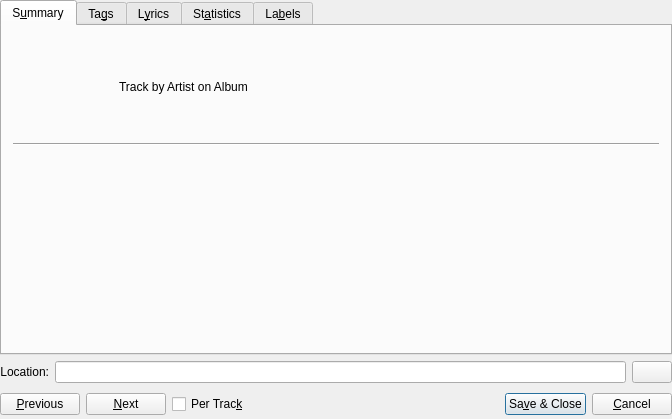
Qt form src/dialogs/TagDialogBase.ui (netrunner-debian-kde-extras/amarok) before a commit.
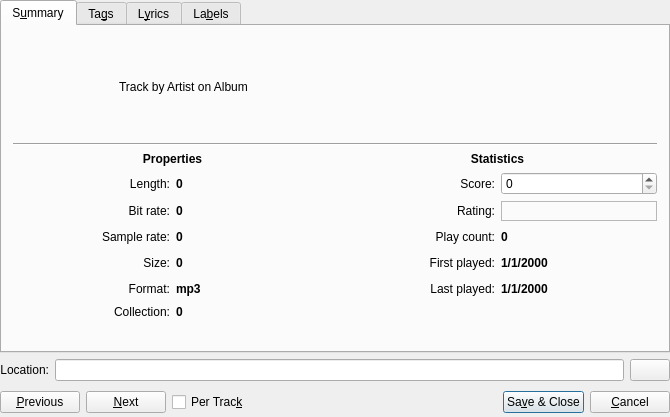
The same form after that commit. The open tabs and pages were chosen to show the change. Custom widgets are drawn as their Qt base class.

What changed in the file:
```diff
--- a/src/dialogs/TagDialogBase.ui
+++ b/src/dialogs/TagDialogBase.ui
@@ -6,8 +6,8 @@
    <rect>
     <x>0</x>
     <y>0</y>
-    <width>672</width>
-    <height>419</height>
+    <width>670</width>
+    <height>417</height>
    </rect>
   </property>
   <property name="sizePolicy">
@@ -37,9 +37,7 @@
         <attribute name="title">
          <string>S&amp;ummary</string>
         </attribute>
-        <layout class="QVBoxLayout" name="verticalLayout_7">
-         <item>
-          <layout class="QVBoxLayout" name="verticalLayout_4">
+        <layout class="QVBoxLayout" name="verticalLayout_2">
            <item>
             <layout class="QHBoxLayout" name="horizontalLayout">
              <item>
@@ -102,52 +100,451 @@
             </widget>
            </item>
            <item>
-            <widget class="QLabel" name="summaryLabel">
+          <layout class="QGridLayout" name="gridLayout">
+           <item row="0" column="0" colspan="2">
+            <widget class="QLabel" name="leftHeaderLabel">
+             <property name="sizePolicy">
+              <sizepolicy hsizetype="Preferred" vsizetype="Preferred">
+               <horstretch>1</horstretch>
+               <verstretch>0</verstretch>
+              </sizepolicy>
+             </property>
+             <property name="font">
+              <font>
+               <weight>75</weight>
+               <bold>true</bold>
+              </font>
+             </property>
              <property name="text">
+              <string>Properties</string>
+             </property>
+             <property name="alignment">
+              <set>Qt::AlignCenter</set>
+             </property>
+             <property name="wordWrap">
+              <bool>false</bool>
+             </property>
+            </widget>
+           </item>
+           <item row="0" column="2" colspan="2">
+            <widget class="QLabel" name="rightHeaderLabel">
+             <property name="sizePolicy">
+              <sizepolicy hsizetype="Preferred" vsizetype="Preferred">
+               <horstretch>1</horstretch>
+               <verstretch>0</verstretch>
+              </sizepolicy>
+             </property>
+             <property name="font">
+              <font>
+               <weight>75</weight>
+               <bold>true</bold>
+              </font>
+             </property>
+             <property name="text">
+              <string>Statistics</string>
+             </property>
+             <property name="alignment">
+              <set>Qt::AlignCenter</set>
+             </property>
+             <property name="wordWrap">
+              <bool>false</bool>
+             </property>
+            </widget>
+           </item>
+           <item row="1" column="0">
+            <widget class="QLabel" name="lenghtLabel">
+             <property name="text">
+              <string>Length:</string>
+             </property>
+             <property name="alignment">
+              <set>Qt::AlignRight|Qt::AlignTrailing|Qt::AlignVCenter</set>
+             </property>
+             <property name="wordWrap">
+              <bool>false</bool>
+             </property>
+            </widget>
+           </item>
+           <item row="1" column="1">
+            <widget class="QLabel" name="qLabel_length">
+             <property name="font">
+              <font>
+               <weight>75</weight>
+               <bold>true</bold>
+              </font>
+             </property>
+             <property name="text">
+              <string>0</string>
+             </property>
+             <property name="alignment">
+              <set>Qt::AlignLeading|Qt::AlignLeft|Qt::AlignVCenter</set>
+             </property>
+             <property name="wordWrap">
+              <bool>false</bool>
+             </property>
+            </widget>
+           </item>
+           <item row="2" column="0">
+            <widget class="QLabel" name="bitrateLabel">
+             <property name="text">
+              <string>Bit rate:</string>
+             </property>
+             <property name="alignment">
+              <set>Qt::AlignRight|Qt::AlignTrailing|Qt::AlignVCenter</set>
+             </property>
+             <property name="wordWrap">
+              <bool>false</bool>
+             </property>
+            </widget>
+           </item>
+           <item row="2" column="1">
+            <widget class="QLabel" name="qLabel_bitrate">
+             <property name="font">
+              <font>
+               <weight>75</weight>
+               <bold>true</bold>
+              </font>
+             </property>
+             <property name="text">
+              <string>0</string>
+             </property>
+             <property name="alignment">
+              <set>Qt::AlignLeading|Qt::AlignLeft|Qt::AlignVCenter</set>
+             </property>
+             <property name="wordWrap">
+              <bool>false</bool>
+             </property>
+            </widget>
+           </item>
+           <item row="3" column="0">
+            <widget class="QLabel" name="samplerateLabel">
+             <property name="text">
+              <string>Sample rate:</string>
+             </property>
+             <property name="alignment">
+              <set>Qt::AlignRight|Qt::AlignTrailing|Qt::AlignVCenter</set>
+             </property>
+             <property name="wordWrap">
+              <bool>false</bool>
+             </property>
+            </widget>
+           </item>
+           <item row="3" column="1">
+            <widget class="QLabel" name="qLabel_samplerate">
+             <property name="font">
+              <font>
+               <weight>75</weight>
+               <bold>true</bold>
+              </font>
+             </property>
+             <property name="text">
+              <string>0</string>
+             </property>
+             <property name="alignment">
+              <set>Qt::AlignLeading|Qt::AlignLeft|Qt::AlignVCenter</set>
+             </property>
+             <property name="wordWrap">
+              <bool>false</bool>
+             </property>
+            </widget>
+           </item>
+           <item row="4" column="0">
+            <widget class="QLabel" name="sizeLabel">
+             <property name="text">
+              <string>Size:</string>
+             </property>
+             <property name="alignment">
+              <set>Qt::AlignRight|Qt::AlignTrailing|Qt::AlignVCenter</set>
+             </property>
+             <property name="wordWrap">
+              <bool>false</bool>
+             </property>
+            </widget>
+           </item>
+           <item row="4" column="1">
+            <widget class="QLabel" name="qLabel_size">
+             <property name="font">
+              <font>
+               <weight>75</weight>
+               <bold>true</bold>
+              </font>
+             </property>
+             <property name="text">
+              <string>0</string>
+             </property>
+             <property name="alignment">
+              <set>Qt::AlignLeading|Qt::AlignLeft|Qt::AlignVCenter</set>
+             </property>
+             <property name="wordWrap">
+              <bool>false</bool>
+             </property>
+            </widget>
+           </item>
+           <item row="5" column="0">
+            <widget class="QLabel" name="formatLabel">
+             <property name="text">
+              <string>Format:</string>
+             </property>
+             <property name="alignment">
+              <set>Qt::AlignRight|Qt::AlignTrailing|Qt::AlignVCenter</set>
+             </property>
+             <property name="wordWrap">
+              <bool>false</bool>
+             </property>
+            </widget>
+           </item>
+           <item row="5" column="1">
+            <widget class="QLabel" name="qLabel_format">
+             <property name="font">
+              <font>
+               <weight>75</weight>
+               <bold>true</bold>
+              </font>
+             </property>
+             <property name="text">
+              <string>mp3</string>
+             </property>
+             <property name="alignment">
+              <set>Qt::AlignLeading|Qt::AlignLeft|Qt::AlignVCenter</set>
+             </property>
+             <property name="wordWrap">
+              <bool>false</bool>
+             </property>
+            </widget>
+           </item>
+           <item row="6" column="0">
+            <widget class="QLabel" name="collectionLabel">
+             <property name="text">
+              <string>Collection:</string>
+             </property>
+             <property name="alignment">
+              <set>Qt::AlignRight|Qt::AlignTrailing|Qt::AlignVCenter</set>
+             </property>
+             <property name="wordWrap">
+              <bool>false</bool>
+             </property>
+            </widget>
+           </item>
+           <item row="6" column="1">
+            <widget class="QLabel" name="qLabel_collection">
+             <property name="font">
+              <font>
+               <weight>75</weight>
+               <bold>true</bold>
+              </font>
+             </property>
+             <property name="text">
+              <string>0</string>
+             </property>
+             <property name="alignment">
+              <set>Qt::AlignLeading|Qt::AlignLeft|Qt::AlignVCenter</set>
+             </property>
+             <property name="wordWrap">
+              <bool>false</bool>
+             </property>
+            </widget>
+           </item>
+           <item row="1" column="3">
+            <widget class="QSpinBox" name="qSpinBox_score">
+             <property name="sizePolicy">
+              <sizepolicy hsizetype="Expanding" vsizetype="Preferred">
+               <horstretch>0</horstretch>
+               <verstretch>0</verstretch>
+              </sizepolicy>
+             </property>
+             <property name="specialValueText">
               <string/>
              </property>
+             <property name="maximum">
+              <number>100</number>
+             </property>
+             <property name="value">
+              <number>0</number>
+             </property>
+            </widget>
+           </item>
+           <item row="2" column="2">
+            <widget class="QLabel" name="ratingLabel">
+             <property name="text">
+              <string>Rating:</string>
+             </property>
              <property name="alignment">
-              <set>Qt::AlignTop</set>
+              <set>Qt::AlignRight|Qt::AlignTrailing|Qt::AlignVCenter</set>
              </property>
              <property name="wordWrap">
-              <bool>true</bool>
+              <bool>false</bool>
              </property>
              <property name="textInteractionFlags">
               <set>Qt::LinksAccessibleByMouse|Qt::TextSelectableByMouse</set>
              </property>
             </widget>
            </item>
-           <item>
-            <spacer name="spacer12">
-             <property name="orientation">
-              <enum>Qt::Vertical</enum>
+           <item row="2" column="3">
+            <widget class="Amarok::KRatingWidget" name="ratingWidget">
+             <property name="sizePolicy">
+              <sizepolicy hsizetype="MinimumExpanding" vsizetype="Preferred">
+               <horstretch>0</horstretch>
+               <verstretch>0</verstretch>
+              </sizepolicy>
              </property>
-             <property name="sizeType">
-              <enum>QSizePolicy::Expanding</enum>
+             <property name="minimumSize">
+              <size>
+               <width>0</width>
+               <height>20</height>
+              </size>
              </property>
-             <property name="sizeHint" stdset="0">
+             <property name="frameShape">
+              <enum>QFrame::StyledPanel</enum>
+             </property>
+             <property name="frameShadow">
+              <enum>QFrame::Plain</enum>
+             </property>
+            </widget>
+           </item>
+           <item row="3" column="2">
+            <widget class="QLabel" name="playcountLabel">
+             <property name="text">
+              <string>Play count:</string>
+             </property>
+             <property name="alignment">
+              <set>Qt::AlignRight|Qt::AlignTrailing|Qt::AlignVCenter</set>
+             </property>
+             <property name="wordWrap">
+              <bool>false</bool>
+             </property>
+            </widget>
+           </item>
+           <item row="3" column="3">
+            <widget class="QLabel" name="qLabel_playcount">
+             <property name="minimumSize">
               <size>
-               <width>646</width>
-               <height>318</height>
+               <width>0</width>
+               <height>20</height>
               </size>
              </property>
-            </spacer>
+             <property name="font">
+              <font>
+               <weight>75</weight>
+               <bold>true</bold>
+              </font>
+             </property>
+             <property name="text">
+              <string>0</string>
+             </property>
+             <property name="alignment">
+              <set>Qt::AlignLeading|Qt::AlignLeft|Qt::AlignVCenter</set>
+             </property>
+             <property name="wordWrap">
+              <bool>false</bool>
+             </property>
+            </widget>
            </item>
-           <item>
-            <spacer name="horizontalSpacer_2">
-             <property name="orientation">
-              <enum>Qt::Horizontal</enum>
+           <item row="1" column="2">
+            <widget class="QLabel" name="scoreLabel">
+             <property name="text">
+              <string>Score:</string>
              </property>
-             <property name="sizeHint" stdset="0">
+             <property name="alignment">
+              <set>Qt::AlignRight|Qt::AlignTrailing|Qt::AlignVCenter</set>
+             </property>
+             <property name="wordWrap">
+              <bool>false</bool>
+             </property>
+             <property name="buddy">
+              <cstring>qSpinBox_score</cstring>
+             </property>
+            </widget>
+           </item>
+           <item row="4" column="2">
+            <widget class="QLabel" name="firstPlayedLabel">
+             <property name="text">
+              <string>First played:</string>
+             </property>
+             <property name="alignment">
+              <set>Qt::AlignRight|Qt::AlignTrailing|Qt::AlignVCenter</set>
+             </property>
+             <property name="wordWrap">
+              <bool>false</bool>
+             </property>
+            </widget>
+           </item>
+           <item row="4" column="3">
+            <widget class="QLabel" name="qLabel_firstPlayed">
+             <property name="minimumSize">
               <size>
-               <width>100</width>
+               <width>0</width>
                <height>20</height>
               </size>
              </property>
-            </spacer>
+             <property name="font">
+              <font>
+               <weight>75</weight>
+               <bold>true</bold>
+              </font>
+             </property>
+             <property name="text">
+              <string>1/1/2000</string>
+             </property>
+             <property name="alignment">
+              <set>Qt::AlignLeading|Qt::AlignLeft|Qt::AlignVCenter</set>
+             </property>
+             <property name="wordWrap">
+              <bool>false</bool>
+             </property>
+            </widget>
+           </item>
+           <item row="5" column="2">
+            <widget class="QLabel" name="lastPlayedLabel">
+             <property name="text">
+              <string>Last played:</string>
+             </property>
+             <property name="alignment">
+              <set>Qt::AlignRight|Qt::AlignTrailing|Qt::AlignVCenter</set>
+             </property>
+             <property name="wordWrap">
+              <bool>false</bool>
+             </property>
+            </widget>
+           </item>
+           <item row="5" column="3">
+            <widget class="QLabel" name="qLabel_lastPlayed">
+             <property name="minimumSize">
+              <size>
+               <width>0</width>
+               <height>20</height>
+              </size>
+             </property>
+             <property name="font">
+              <font>
+               <weight>75</weight>
+               <bold>true</bold>
+              </font>
+             </property>
+             <property name="text">
+              <string>1/1/2000</string>
+             </property>
+             <property name="alignment">
+              <set>Qt::AlignLeading|Qt::AlignLeft|Qt::AlignVCenter</set>
+             </property>
+             <property name="wordWrap">
+              <bool>false</bool>
+             </property>
+            </widget>
            </item>
           </layout>
          </item>
+         <item>
+          <spacer name="verticalSpacer_1">
+           <property name="orientation">
+            <enum>Qt::Vertical</enum>
+           </property>
+           <property name="sizeHint" stdset="0">
+            <size>
+             <width>40</width>
+             <height>20</height>
+            </size>
+           </property>
+          </spacer>
+         </item>
         </layout>
        </widget>
        <widget class="QWidget" name="tagsTab">
@@ -602,163 +999,6 @@
          </item>
         </layout>
        </widget>
-       <widget class="QWidget" name="statisticsTab">
-        <attribute name="title">
-         <string>St&amp;atistics</string>
-        </attribute>
-        <layout class="QHBoxLayout" name="horizontalLayout_4">
-         <item>
-          <layout class="QVBoxLayout" name="verticalLayout_2">
-           <item>
-            <layout class="QGridLayout" name="gridLayout_2">
-             <item row="0" column="0">
-              <widget class="QLabel" name="trackArtistAlbumLabel2">
-               <property name="sizePolicy">
-                <sizepolicy hsizetype="Expanding" vsizetype="Preferred">
-                 <horstretch>0</horstretch>
-                 <verstretch>0</verstretch>
-                </sizepolicy>
-               </property>
-               <property name="text">
-                <string>Track by Artist on Album</string>
-               </property>
-               <property name="alignment">
-                <set>Qt::AlignVCenter</set>
-               </property>
-               <property name="wordWrap">
-                <bool>true</bool>
-               </property>
-              </widget>
-             </item>
-             <item row="0" column="1">
-              <spacer name="horizontalSpacer">
-               <property name="orientation">
-                <enum>Qt::Horizontal</enum>
-               </property>
-               <property name="sizeType">
-                <enum>QSizePolicy::Expanding</enum>
-               </property>
-               <property name="sizeHint" stdset="0">
-                <size>
-                 <width>40</width>
-                 <height>20</height>
-                </size>
-               </property>
-              </spacer>
-             </item>
-             <item row="0" column="2">
-              <layout class="QGridLayout" name="gridLayout">
-               <item row="0" column="0">
-                <widget class="QLabel" name="scoreLabel">
-                 <property name="text">
-                  <string>Score:</string>
-                 </property>
-                 <property name="alignment">
-                  <set>Qt::AlignRight|Qt::AlignTrailing|Qt::AlignVCenter</set>
-                 </property>
-                 <property name="wordWrap">
-                  <bool>false</bool>
-                 </property>
-                </widget>
-               </item>
-               <item row="0" column="1">
-                <widget class="QSpinBox" name="qSpinBox_score">
-                 <property name="sizePolicy">
-                  <sizepolicy hsizetype="Expanding" vsizetype="Fixed">
-                   <horstretch>0</horstretch>
-                   <verstretch>0</verstretch>
-                  </sizepolicy>
-                 </property>
-                 <property name="specialValueText">
-                  <string/>
-                 </property>
-                 <property name="maximum">
-                  <number>100</number>
-                 </property>
-                 <property name="value">
-                  <number>0</number>
-                 </property>
-                </widget>
-               </item>
-               <item row="1" column="0">
-                <widget class="QLabel" name="ratingLabel">
-                 <property name="text">
-                  <string>Rating:</string>
-                 </property>
-                 <property name="alignment">
-                  <set>Qt::AlignRight|Qt::AlignTrailing|Qt::AlignVCenter</set>
-                 </property>
-                 <property name="wordWrap">
-                  <bool>false</bool>
-                 </property>
-                </widget>
-               </item>
-               <item row="1" column="1">
-                <widget class="Amarok::KRatingWidget" name="ratingWidget">
-                 <property name="sizePolicy">
-                  <sizepolicy hsizetype="MinimumExpanding" vsizetype="Preferred">
-                   <horstretch>0</horstretch>
-                   <verstretch>0</verstretch>
-                  </sizepolicy>
-                 </property>
-                 <property name="frameShape">
-                  <enum>QFrame::StyledPanel</enum>
-                 </property>
-                 <property name="frameShadow">
-                  <enum>QFrame::Plain</enum>
-                 </property>
-                </widget>
-               </item>
-              </layout>
-             </item>
-            </layout>
-           </item>
-           <item>
-            <widget class="QLabel" name="statisticsLabel">
-             <property name="text">
-              <string/>
-             </property>
-             <property name="alignment">
-              <set>Qt::AlignTop</set>
-             </property>
-             <property name="wordWrap">
-              <bool>true</bool>
-             </property>
-            </widget>
-           </item>
-           <item>
-            <spacer name="spacer3_2">
-             <property name="orientation">
-              <enum>Qt::Vertical</enum>
-             </property>
-             <property name="sizeType">
-              <enum>QSizePolicy::Expanding</enum>
-             </property>
-             <property name="sizeHint" stdset="0">
-              <size>
-               <width>20</width>
-               <height>200</height>
-              </size>
-             </property>
-            </spacer>
-           </item>
-           <item>
-            <spacer name="horizontalSpacer_3">
-             <property name="orientation">
-              <enum>Qt::Horizontal</enum>
-             </property>
-             <property name="sizeHint" stdset="0">
-              <size>
-               <width>638</width>
-               <height>20</height>
-              </size>
-             </property>
-            </spacer>
-           </item>
-          </layout>
-         </item>
-        </layout>
-       </widget>
        <widget class="QWidget" name="labelsTab">
         <attribute name="title">
          <string>La&amp;bels</string>
```
Left out of the diff: 405 changed lines with no effect on the pictures. Lines whose indentation alone changed are shown as unchanged.
